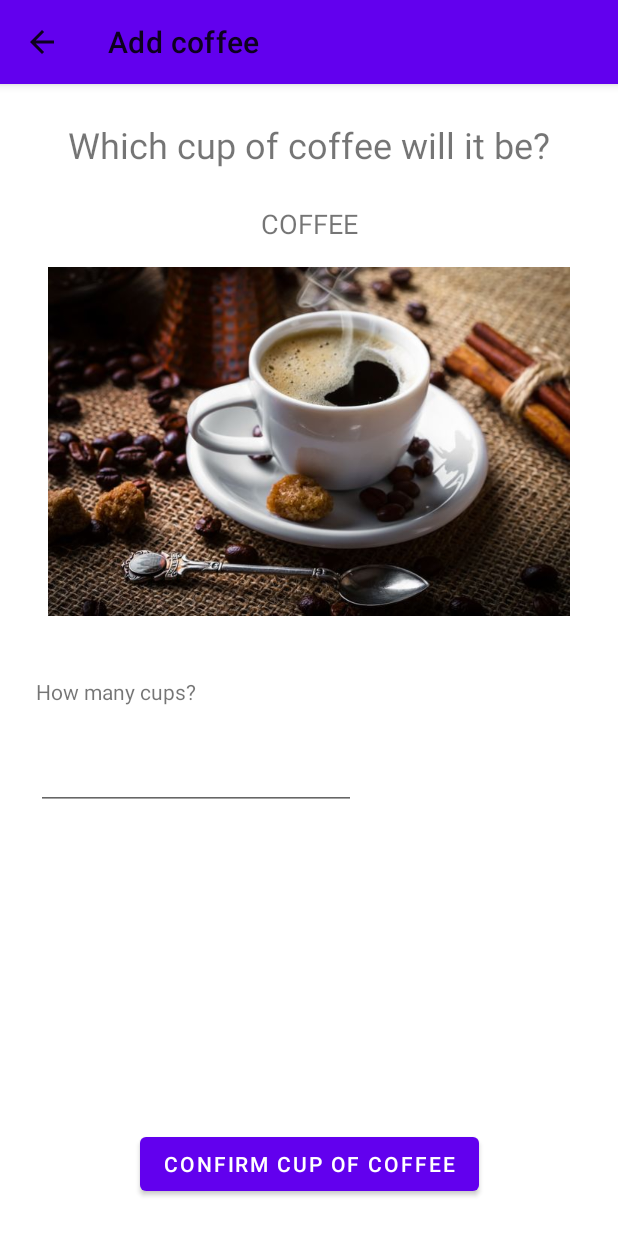
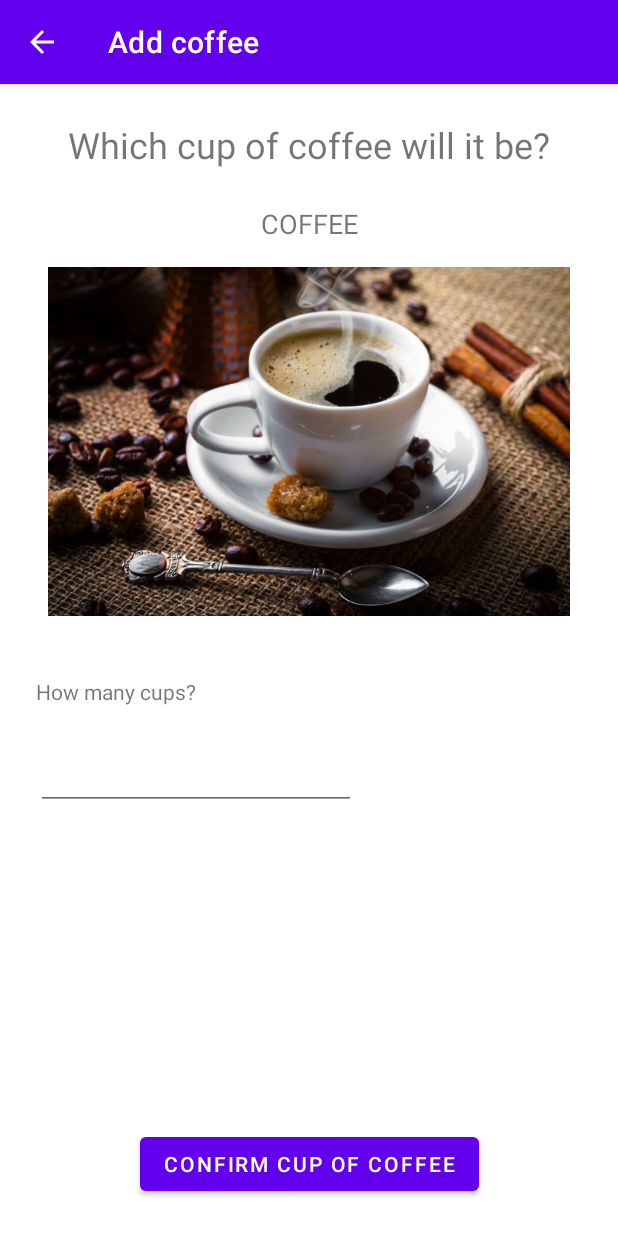
Before and after one commit to teunstout/koffie, an Android app: the AddCoffeeActivity screen opened directly, with no data from a screen before it, on a phone screen of 412 x 824 dp. Run offline under Robolectric (Android 15) with nearby library versions, the phone set to English and light mode, and no system bars; our stand-ins replace Room's generated code; network calls fail.

Commit message:
before firebase

```diff
--- a/Koffie/app/src/main/java/com/example/coffee/ui/fragments/museumFragment/MuseumFragment.kt
+++ b/Koffie/app/src/main/java/com/example/coffee/ui/fragments/museumFragment/MuseumFragment.kt
@@ -8,10 +8,12 @@ import android.widget.RelativeLayout
 import androidx.fragment.app.Fragment
 import androidx.lifecycle.Observer
 import androidx.lifecycle.ViewModelProvider
+import androidx.recyclerview.widget.ItemTouchHelper
 import androidx.recyclerview.widget.LinearLayoutManager
 import androidx.recyclerview.widget.RecyclerView
 import com.example.coffee.R
 import com.example.coffee.model.rijksMuseumObjects.MuseumObject
+import com.google.android.material.snackbar.Snackbar
 import kotlinx.android.synthetic.main.fragment_museum.*
 
 class MuseumFragment : Fragment() {
@@ -19,6 +21,7 @@ class MuseumFragment : Fragment() {
     private lateinit var dashboardViewModel: MuseumViewModel // ViewModel
     private var artifacts = ArrayList<MuseumObject>()  // Array of MuseumObjects
     private var museumAdapter = MuseumAdapter(artifacts) // Adapter instantiated with MuseumObjects
+    private var startPageArtifacts = 1
 
     override fun onCreateView(inflater: LayoutInflater, container: ViewGroup?, savedInstanceState: Bundle?): View? {
         dashboardViewModel = ViewModelProvider(this).get(MuseumViewModel::class.java) // ViewModel of museum
@@ -49,6 +52,7 @@ class MuseumFragment : Fragment() {
         // Recyclerview with vertical layout
         rvArtifacts.layoutManager = LinearLayoutManager(this.context, RecyclerView.VERTICAL , false)
         rvArtifacts.adapter = museumAdapter // Set adapter of recyclerview
-        dashboardViewModel.getMuseumObjects(1)
+        dashboardViewModel.getMuseumObjects(startPageArtifacts)
     }
+
 }
--- a/Koffie/app/src/main/res/values/colors.xml
+++ b/Koffie/app/src/main/res/values/colors.xml
@@ -4,4 +4,5 @@
     <color name="colorPrimaryDark">#3700B3</color>
     <color name="colorAccent">#03DAC5</color>
     <color name="background">#CDCDCD</color>
+    <color name="menuColorText">#FFFFFF</color>
 </resources>
--- a/Koffie/app/src/main/res/values/styles.xml
+++ b/Koffie/app/src/main/res/values/styles.xml
@@ -2,11 +2,15 @@
 
     <!-- Base application theme. -->
     <style name="AppTheme" parent="Theme.MaterialComponents.DayNight">
+        <!--    Standard colors used in app    -->
         <item name="colorPrimary">@color/colorPrimary</item>
         <item name="colorPrimaryDark">@color/colorPrimaryDark</item>
         <item name="colorAccent">@color/colorAccent</item>
+        <!--   Set toolbar text to white     -->
+        <item name="android:textColorPrimary">@color/menuColorText</item>
     </style>
 
+    <!--  Disable toolbar  -->
     <style name="AppTheme.NoActionBar" parent="Theme.MaterialComponents.DayNight.NoActionBar">
         <item name="windowActionBar">false</item>
         <item name="windowNoTitle">true</item>
```
Also changed, not shown: Koffie/app/src/main/res/menu/coffee_menu.xml (+7 -6 lines).
